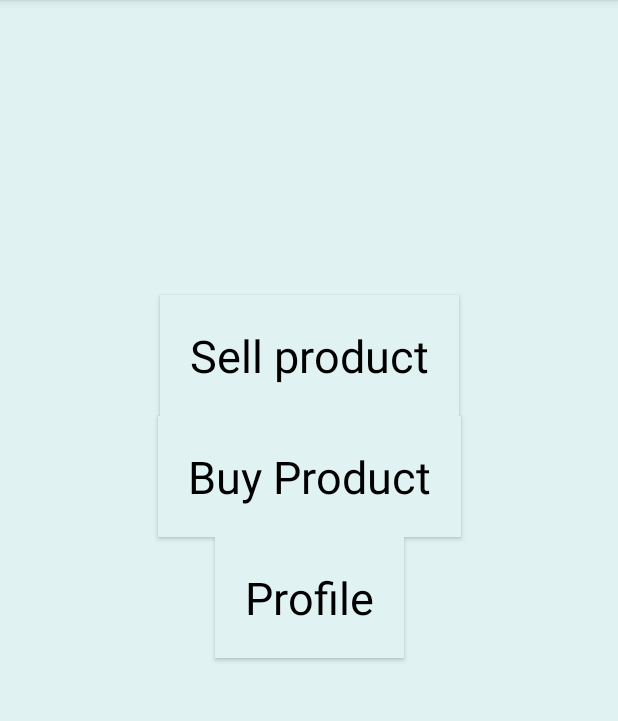
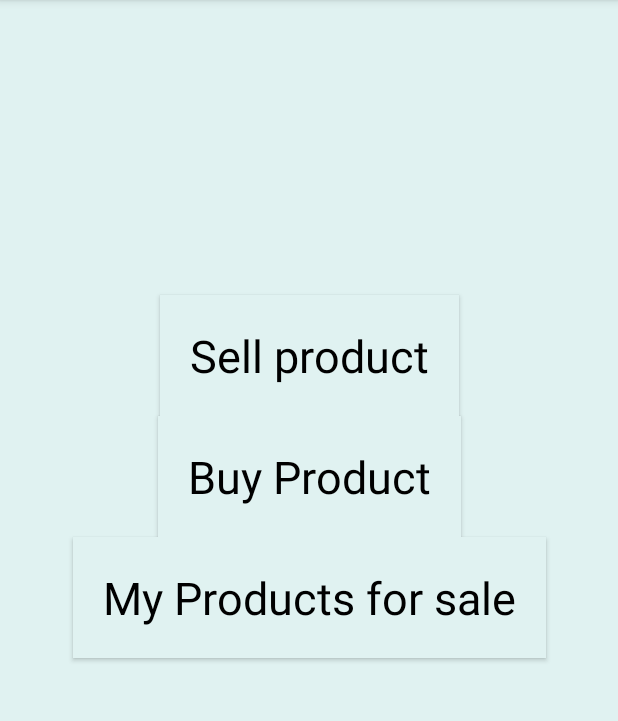
Before and after one commit to avijitacharjee/ReviveWastageApp, an Android app: the MainActivity screen opened directly, with no data from a screen before it, on a phone screen of 412 x 824 dp, the part 84-805 px from its top. Run offline under Robolectric (Android 15) with nearby library versions, the phone set to English and light mode, and no system bars; Roboto replaces fonts that are not available here.

Commit message:
remove profile button

```diff
--- a/app/src/main/res/layout/activity_main.xml
+++ b/app/src/main/res/layout/activity_main.xml
@@ -44,6 +44,7 @@
     <TextView
         android:text="@string/profile"
         android:textColor="#000"
+        android:visibility="gone"
         android:textSize="30sp"
         android:id="@+id/profile_button"
         android:elevation="2dp"
@@ -55,5 +56,19 @@
         app:layout_constraintTop_toBottomOf="@id/buy_product"
         app:layout_constraintStart_toStartOf="parent"
         app:layout_constraintEnd_toEndOf="parent"/>
+    <TextView
+        android:text="My Products for sale"
+        android:textColor="#000"
+        android:textSize="30sp"
+        android:id="@+id/my_product_for_sell"
+        android:elevation="2dp"
+        android:padding="20dp"
+        android:background="@color/white_1"
+        android:outlineProvider="bounds"
+        android:layout_width="wrap_content"
+        android:layout_height="wrap_content"
+        app:layout_constraintTop_toBottomOf="@id/buy_product"
+        app:layout_constraintStart_toStartOf="parent"
+        app:layout_constraintEnd_toEndOf="parent"/>
 
 </androidx.constraintlayout.widget.ConstraintLayout>
```
